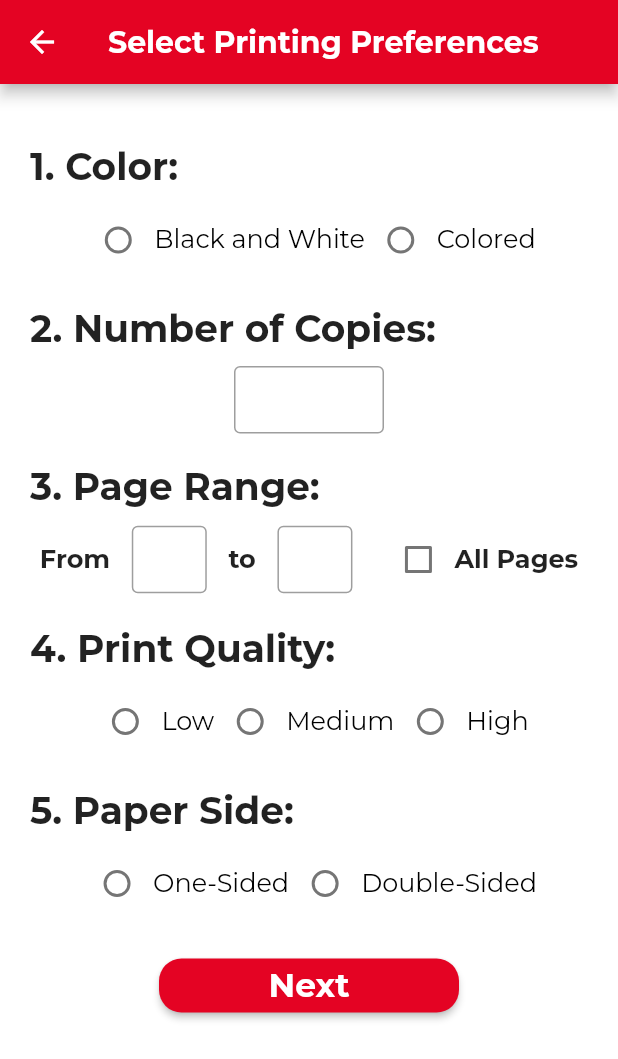
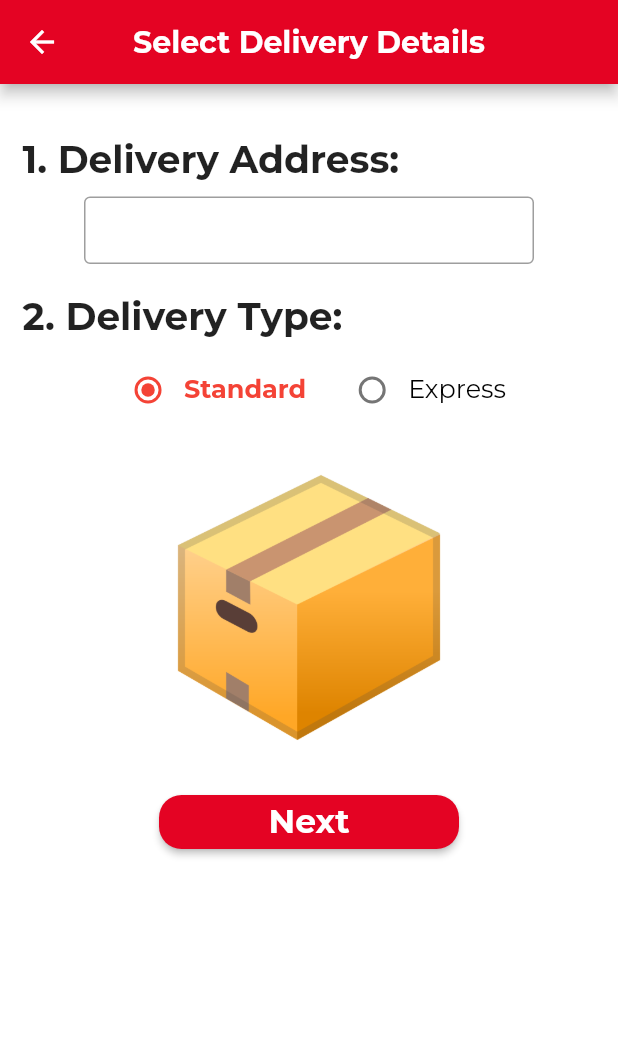
Before and after one commit to sajjadista/El-Printo-System, a Flutter app: the PrintingPreferencesPage screen opened by its route, after a tap on "Next", on a phone screen of 412 x 824 dp. Shown: the top 1059 px of the screen. Run offline on Flutter 3.47's test engine with Material 2 defaults, Android fonts, the phone set to English and light mode, and no system bars; our stand-ins replace cloud_firestore, firebase_core, flutter_map, google_fonts, latlong2; missing offline and left inert: cloud_firestore_web, firebase_core_web, location_web; accounts and stored records are empty.

Commit message:
Created and styled the delivery details page

```diff
--- a/print_4_you/lib/main.dart
+++ b/print_4_you/lib/main.dart
@@ -1,10 +1,13 @@
 import 'package:firebase_core/firebase_core.dart';
 import 'package:flutter/material.dart';
 import 'package:google_fonts/google_fonts.dart';
+import 'package:print_4_you/pages/delivery_details_page.dart';
+import 'package:print_4_you/pages/delivery_details_page.dart';
 import 'package:print_4_you/pages/login_page.dart';
 import 'package:print_4_you/pages/main_page.dart';
 import 'package:print_4_you/pages/printing_preferences_page.dart';
 import 'package:print_4_you/pages/select_payment_page.dart';
+import 'package:print_4_you/pages/shops_page.dart';
 import 'package:print_4_you/pages/upload_document_page.dart';
 
 void main() {
@@ -27,13 +30,16 @@ class MyApp extends StatelessWidget {
           colorScheme:
               ColorScheme.fromSwatch(accentColor: const Color(0xFFE40323)),
         ),
-        home: const PrintingPreferencesPage(),
+        home: const MainPage(),
         routes: <String, WidgetBuilder>{
           '/loginpage': (BuildContext context) => const LoginPage(),
           '/mainpage': (BuildContext context) => const MainPage(),
           '/uploaddoc': (BuildContext context) => const UploadDocumentPage(),
           '/printpref': (BuildContext context) =>
               const PrintingPreferencesPage(),
+          '/deliverydetails': (BuildContext context) =>
+              const DeliveryDetailsPage(),
+          '/shopsmap': (BuildContext context) => const ShopsPage(),
           '/selectpay': (BuildContext context) => const SelectPaymentPage(),
         });
   }
--- /dev/null
+++ b/print_4_you/lib/pages/delivery_details_page.dart
@@ -0,0 +1,199 @@
+import 'package:flutter/material.dart';
+import 'package:flutter/services.dart';
+import 'package:flutter/src/foundation/key.dart';
+import 'package:flutter/src/widgets/framework.dart';
+import 'package:google_fonts/google_fonts.dart';
+
+class DeliveryDetailsPage extends StatefulWidget {
+  const DeliveryDetailsPage({Key? key}) : super(key: key);
+
+  @override
+  State<DeliveryDetailsPage> createState() => _DeliveryDetailsPageState();
+}
+
+class _DeliveryDetailsPageState extends State<DeliveryDetailsPage> {
+  String? deliveryAddress;
+  String? deliveryType;
+
+  @override
+  void initState() {
+    setState(() {
+      deliveryType = "Standard";
+    });
+  }
+
+  @override
+  Widget build(BuildContext context) {
+    return Scaffold(
+        appBar: AppBar(
+          title: const Text(
+            "Select Delivery Details",
+            style: TextStyle(
+              color: Colors.white,
+              fontWeight: FontWeight.bold,
+              fontSize: 20,
+            ),
+          ),
+          centerTitle: true,
+          backgroundColor: const Color(0xFFE40323),
+          titleTextStyle: GoogleFonts.montserratTextTheme().headline6,
+        ),
+        body: Padding(
+          padding: const EdgeInsets.all(15),
+          child: SingleChildScrollView(
+            child: Column(
+              crossAxisAlignment: CrossAxisAlignment.start,
+              children: [
+                const SizedBox(
+                  height: 20,
+                ),
+                const Text(
+                  "1. Delivery Address:",
+                  style: TextStyle(
+                    fontSize: 25,
+                    fontWeight: FontWeight.bold,
+                  ),
+                ),
+                const SizedBox(
+                  height: 10,
+                ),
+                Row(
+                  mainAxisAlignment: MainAxisAlignment.center,
+                  children: const [
+                    SizedBox(
+                      height: 45,
+                      width: 300,
+                      child: TextField(
+                        maxLines: null,
+                        cursorColor: Colors.red,
+                        textAlign: TextAlign.center,
+                        style: TextStyle(
+                            color: Colors.red,
+                            fontSize: 17,
+                            fontWeight: FontWeight.bold),
+                        decoration: InputDecoration(
+                          contentPadding: EdgeInsets.zero,
+                          border: OutlineInputBorder(),
+                          focusedBorder: OutlineInputBorder(
+                            borderSide:
+                                BorderSide(color: Colors.red, width: 2.0),
+                          ),
+                        ),
+                      ),
+                    ),
+                  ],
+                ),
+                const SizedBox(
+                  height: 20,
+                ),
+                const Text(
+                  "2. Delivery Type:",
+                  style: TextStyle(
+                    fontSize: 25,
+                    fontWeight: FontWeight.bold,
+                  ),
+                ),
+                SizedBox(
+                  height: 10,
+                ),
+                Row(
+                  mainAxisAlignment: MainAxisAlignment.center,
+                  children: [
+                    Radio(
+                      autofocus: true,
+                      value: "Standard",
+                      groupValue: deliveryType,
+                      onChanged: (value) {
+                        setState(() {
+                          deliveryType = value.toString();
+                        });
+                      },
+                      activeColor: Colors.red,
+                    ),
+                    Text(
+                      "Standard",
+                      style: TextStyle(
+                        fontSize: 17,
+                        color: deliveryType == "Standard"
+                            ? Colors.red
+                            : Colors.black,
+                        fontWeight: deliveryType == "Standard"
+                            ? FontWeight.bold
+                            : FontWeight.normal,
+                      ),
+                    ),
+                    SizedBox(
+                      width: 20,
+                    ),
+                    Radio(
+                      value: "Express",
+                      groupValue: deliveryType,
+                      onChanged: (value) {
+                        setState(() {
+                          deliveryType = value.toString();
+                        });
+                      },
+                      activeColor: Colors.red,
+                    ),
+                    Text(
+                      "Express",
+                      style: TextStyle(
+                        fontSize: 17,
+                        color: deliveryType == "Express"
+                            ? Colors.red
+                            : Colors.black,
+                        fontWeight: deliveryType == "Express"
+                            ? FontWeight.bold
+                            : FontWeight.normal,
+                      ),
+                    ),
+                  ],
+                ),
+                SizedBox(
+                  height: 20,
+                ),
+                Center(
+                  child: Image.asset(
+                    deliveryType == "Standard"
+                        ? "assets/standard.png"
+                        : "assets/express.png",
+                    height: 200,
+                    width: 200,
+                  ),
+                ),
+                SizedBox(
+                  height: 20,
+                ),
+                Row(
+                  mainAxisAlignment: MainAxisAlignment.center,
+                  children: [
+                    SizedBox(
+                      width: 200,
+                      child: ElevatedButton(
+                        style: ElevatedButton.styleFrom(
+                          primary: const Color(0xFFE40323),
+                          shape: RoundedRectangleBorder(
+                            borderRadius: BorderRadius.circular(15),
+                          ), // Background color
+                        ),
+                        onPressed: () {
+                          Navigator.pushNamed(context, "/shopsmap");
+                        },
+                        child: const Text(
+                          "Next",
+                          style: TextStyle(
+                            color: Colors.white,
+                            fontWeight: FontWeight.bold,
+                            fontSize: 22,
+                          ),
+                        ),
+                      ),
+                    ),
+                  ],
+                ),
+              ],
+            ),
+          ),
+        ));
+  }
+}
--- a/print_4_you/lib/pages/printing_preferences_page.dart
+++ b/print_4_you/lib/pages/printing_preferences_page.dart
@@ -391,7 +391,9 @@ class _PrintingPreferencesPageState extends State<PrintingPreferencesPage> {
                           borderRadius: BorderRadius.circular(15),
                         ), // Background color
                       ),
-                      onPressed: () {},
+                      onPressed: () {
+                        Navigator.pushNamed(context, "/deliverydetails");
+                      },
                       child: const Text(
                         "Next",
                         style: TextStyle(
```
Also changed, not shown: print_4_you/assets/express.png (added), print_4_you/assets/standard.png (added).
